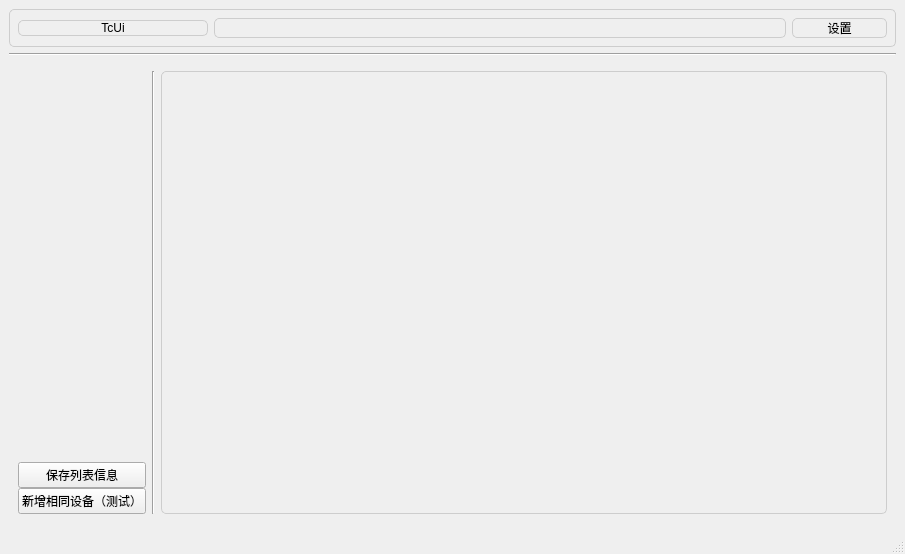
accountbelongstox/core_node, file poly_apps/qtscrcpy_tc/TcUi/mainwindow.ui: the form before one commit.
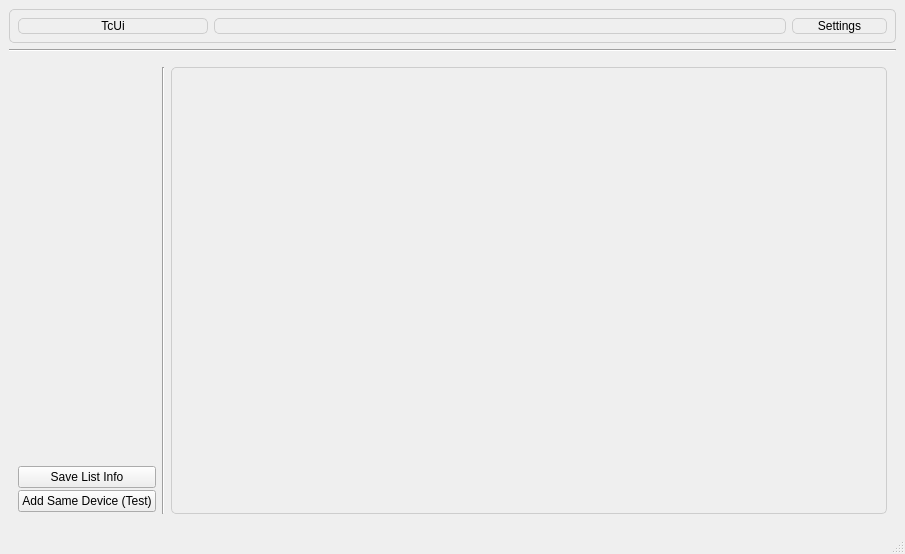
The form after the commit. Custom widgets are drawn as their Qt base class.

What changed in the file:
```diff
--- a/poly_apps/qtscrcpy_tc/TcUi/mainwindow.ui
+++ b/poly_apps/qtscrcpy_tc/TcUi/mainwindow.ui
@@ -52,7 +52,7 @@
        <item>
         <widget class="QPushButton" name="configbutton">
          <property name="text">
-          <string>设置</string>
+          <string>Settings</string>
          </property>
         </widget>
        </item>
@@ -120,14 +120,14 @@
              <item>
               <widget class="QPushButton" name="pushButton_2">
                <property name="text">
-                <string>保存列表信息</string>
+                <string>Save List Info</string>
                </property>
               </widget>
              </item>
              <item>
               <widget class="QPushButton" name="pushButton">
                <property name="text">
-                <string>新增相同设备（测试）</string>
+                <string>Add Same Device (Test)</string>
                </property>
               </widget>
              </item>
```
